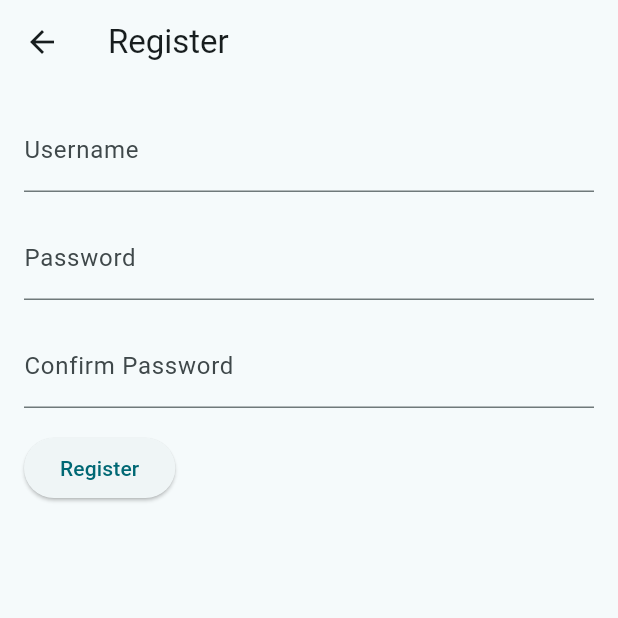
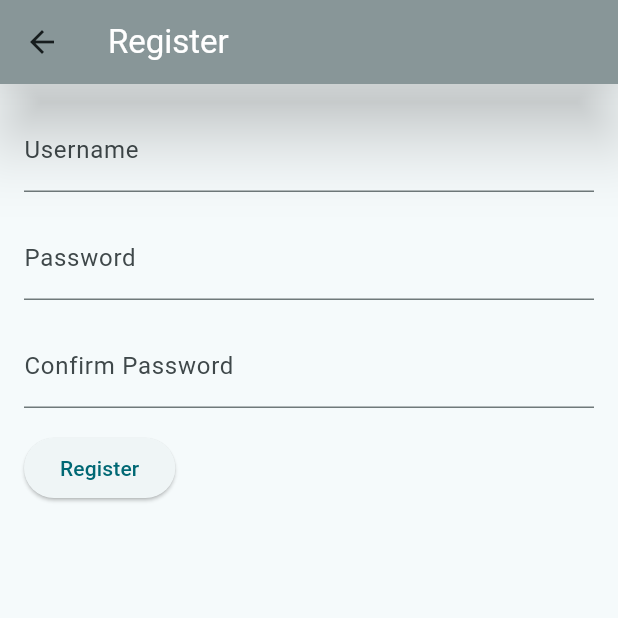
Before and after one commit to pbp-django-project/bookhub-mobile, a Flutter app: the screen it shows after launch, after a tap on "Register", on a phone screen of 412 x 824 dp, the top half of it. Run offline on Flutter 3.47's test engine with Material 2 defaults, Android fonts, the phone set to English and light mode, and no system bars; missing offline and left inert: pbp_django_auth.

Commit message:
add login function and a little bit of register function

```diff
--- a/lib/homepage/screens/login.dart
+++ b/lib/homepage/screens/login.dart
@@ -39,7 +39,15 @@ class _LoginPageState extends State<LoginPage> {
     final request = context.watch<CookieRequest>();
     return Scaffold(
       appBar: AppBar(
-        title: const Text('Login'),
+        title: const Text(
+          'BookHub',
+           style: TextStyle(
+            color: Colors.white,
+          )
+        ),
+        elevation: 20,
+        backgroundColor: Colors.grey,
+        shadowColor: Colors.black,
       ),
       body: Container(
         padding: const EdgeInsets.all(16.0),
@@ -66,7 +74,7 @@ class _LoginPageState extends State<LoginPage> {
                   String username = _usernameController.text;
                   String password = _passwordController.text;
                   final response = await request.login(
-                      "http://iqza-ardiansyah-tugas.pbp.cs.ui.ac.id/auth/login/",
+                      "http://127.0.0.1:8000/auth/login/",
                       {
                         'username': username,
                         'password': password,
@@ -78,7 +86,7 @@ class _LoginPageState extends State<LoginPage> {
                     // ignore: use_build_context_synchronously
                     Navigator.pushReplacement(
                       context,
-                      MaterialPageRoute(builder: (context) => MyHomePage()),
+                      MaterialPageRoute(builder: (context) => const MyHomePage()),
                     );
                     // ignore: use_build_context_synchronously
                     ScaffoldMessenger.of(context)
--- a/lib/homepage/screens/register.dart
+++ b/lib/homepage/screens/register.dart
@@ -22,7 +22,15 @@ class _RegisterScreenState extends State<RegisterScreen> {
     final request = context.watch<CookieRequest>();
     return Scaffold(
       appBar: AppBar(
-        title: const Text('Register'),
+        title: const Text(
+          'Register',
+           style: TextStyle(
+            color: Colors.white,
+          )
+        ),
+        elevation: 20,
+        backgroundColor: Colors.grey,
+        shadowColor: Colors.black,
       ),
       body: Padding(
         padding: const EdgeInsets.all(16.0),
@@ -86,15 +94,14 @@ class _RegisterScreenState extends State<RegisterScreen> {
                 },
               ),
               const SizedBox(height: 16.0),
-
               ElevatedButton(
                 onPressed: () async {
                   if (_formKey.currentState!.validate()) {
                     _formKey.currentState!.save();
                     final response = await http.post(
-                      Uri.parse('http://http://127.0.0.1:8000/auth/register/'),
+                      Uri.parse('http://127.0.0.1:8000/auth/register/'),
                       headers: {
-                        'Cookie': request.cookies.toString(), // Pass the cookie in the headers
+                        'Cookie': request.cookies.toString(),
                       },
                       body: {
                         'username': _username,
--- a/lib/main.dart
+++ b/lib/main.dart
@@ -18,7 +18,7 @@ class MyApp extends StatelessWidget {
         return request;
       },
       child: MaterialApp(
-        title: 'Flutter Demo',
+        title: 'BookHub',
         theme: ThemeData(
           colorScheme: ColorScheme.fromSeed(seedColor: Colors.grey),
           useMaterial3: true,
```
Also changed, not shown: lib/homepage/screens/menu.dart (+9 -10 lines).
